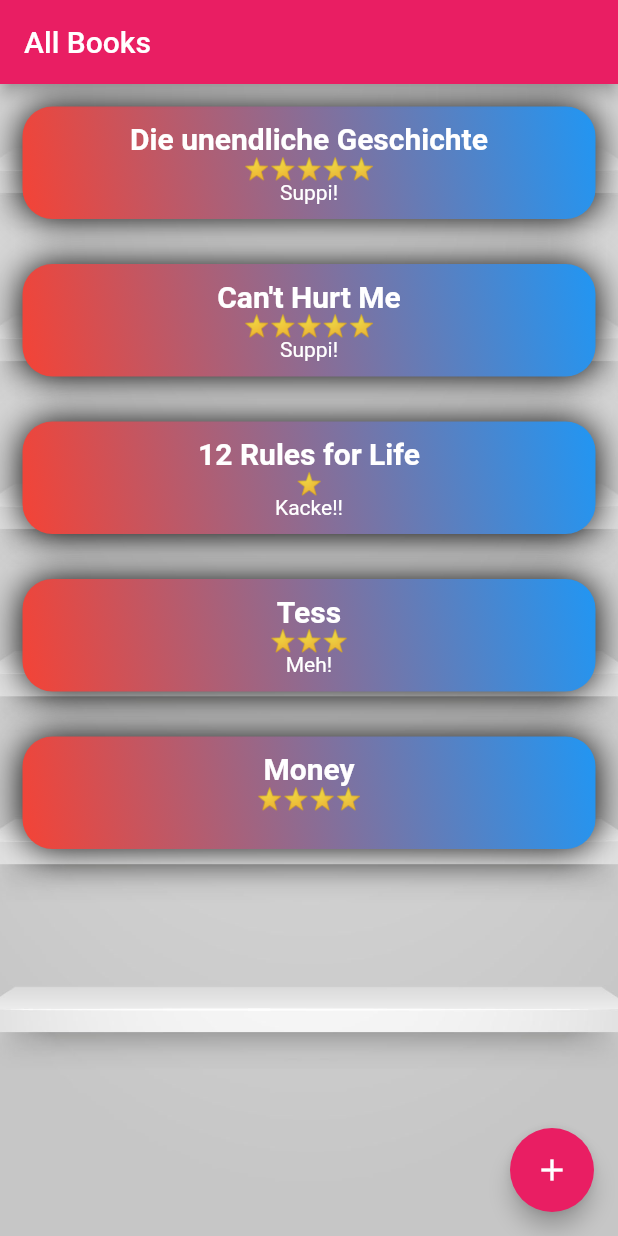
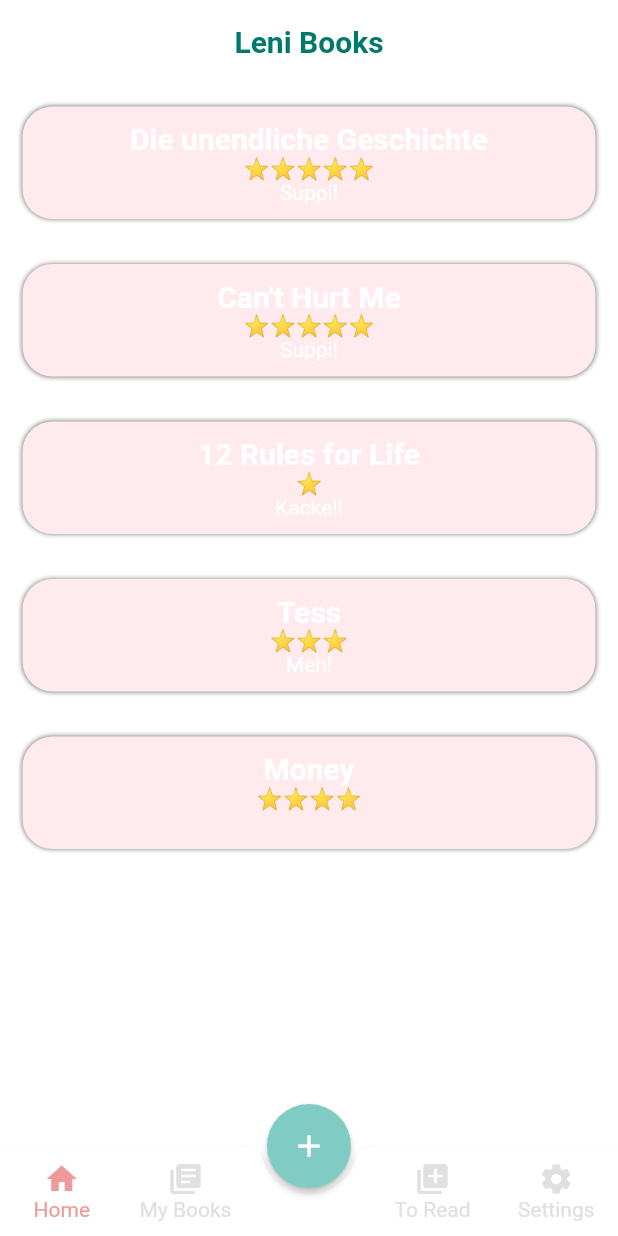
Before and after one commit to MarkusZoppelt/LeniBooks, a Flutter app: the screen it shows after launch, on a phone screen of 412 x 824 dp. Run offline on Flutter 3.47's test engine with Material 2 defaults, Android fonts, the phone set to English and light mode, and no system bars.

Commit message:
Implemented a bottom navigation bar

```diff
--- /dev/null
+++ b/lib/UI/elements/app_bar_bottom.dart
@@ -0,0 +1,112 @@
+import 'package:LeniBooks/UI/elements/app_bar_bottom_item.dart';
+import 'package:flutter/material.dart';
+
+class AppBarBottom extends StatefulWidget {
+  final List<AppBarBottomItem> items;
+  final String centerItemText;
+  final double height;
+  final double iconSize;
+  final Color backgroundColor;
+  final Color color;
+  final Color selectedColor;
+  final NotchedShape notchedShape;
+  final ValueChanged<int> onTabSelected;
+
+  AppBarBottom({
+    this.items,
+    this.centerItemText,
+    this.height: 60.0,
+    this.iconSize: 24.0,
+    this.backgroundColor,
+    this.color,
+    this.selectedColor,
+    this.notchedShape,
+    this.onTabSelected,
+  }) {
+    assert(this.items.length == 2 || this.items.length == 4);
+  }
+
+  @override
+  AppBarBottomState createState() => AppBarBottomState();
+}
+
+class AppBarBottomState extends State<AppBarBottom>{
+  int selectedIndex = 0;
+
+  void updateIndex(int index){
+    widget.onTabSelected(index);
+    setState(() {
+      selectedIndex = index;
+    });
+  }
+
+  Widget buildTabItem({AppBarBottomItem item, int index, ValueChanged<int> onPressed}){
+    Color color = selectedIndex == index ? widget.selectedColor : widget.color;
+    return Expanded(
+      child: SizedBox(
+        height: widget.height,
+        child: Material(
+          type: MaterialType.transparency,
+          child: InkWell(
+            onTap: () => onPressed(index),
+            splashColor: widget.selectedColor,
+            child: Column(
+              mainAxisSize: MainAxisSize.min,
+              mainAxisAlignment: MainAxisAlignment.center,
+              children: <Widget>[
+                Icon(item.iconData, color: color, size: widget.iconSize),
+                Text(
+                  item.text,
+                  style: TextStyle(color: color),
+                )
+              ],
+            ),
+          ),
+        ),
+      ),
+    );
+  }
+
+  Widget buildMiddleTabItem() {
+    return Expanded(
+      child: SizedBox(
+        height: widget.height,
+        child: Column(
+          mainAxisSize: MainAxisSize.min,
+          mainAxisAlignment: MainAxisAlignment.center,
+          children: <Widget>[
+            SizedBox(height: widget.iconSize),
+            Text(
+              widget.centerItemText ?? '',
+              style: TextStyle(color: widget.color),
+            ),
+          ],
+        ),
+      ),
+    );
+  }
+
+  @override
+  Widget build(BuildContext context) {
+    List<Widget> items = List.generate(widget.items.length, (int index) {
+      return buildTabItem(
+        item: widget.items[index],
+        index: index,
+        onPressed: updateIndex,
+      );
+    });
+
+    items.insert(items.length >> 1, buildMiddleTabItem());
+
+    return BottomAppBar(
+      color: widget.backgroundColor,
+      elevation: 2.0,
+      shape: CircularNotchedRectangle(),
+      child: Row(
+        mainAxisSize: MainAxisSize.max,
+        mainAxisAlignment: MainAxisAlignment.spaceBetween,
+        children: items,
+      ),
+    );
+  }
+}
--- /dev/null
+++ b/lib/UI/elements/app_bar_bottom_item.dart
@@ -0,0 +1,7 @@
+import 'package:flutter/material.dart';
+
+class AppBarBottomItem{
+  AppBarBottomItem({this.iconData, this.text});
+  IconData iconData;
+  String text;
+}
--- a/lib/UI/book_tile.dart
+++ b/lib/UI/elements/book_tile.dart
@@ -24,16 +24,11 @@
             // height: 100,
             decoration: ShapeDecoration.fromBoxDecoration(
               BoxDecoration(
-                // color: Colors.grey,
-                gradient: LinearGradient(
-                  begin: Alignment.topRight,
-                  end: Alignment.bottomLeft,
-                  colors: [Colors.blue, Colors.red],
-                ),
+                color: Colors.red[50],
                 boxShadow: [
                   new BoxShadow(
-                    color: Colors.black,
-                    blurRadius: 20.0,
+                    color: Colors.black54,
+                    blurRadius: 2.0,
                   ),
                 ],
                 borderRadius: BorderRadius.circular(20.0),
--- /dev/null
+++ b/lib/UI/layouts/main_layout.dart
@@ -0,0 +1,89 @@
+import 'package:LeniBooks/UI/elements/app_bar_bottom_item.dart';
+import 'package:flutter/material.dart';
+import 'package:LeniBooks/UI/elements/app_bar_bottom.dart';
+
+class MainLayout extends StatefulWidget {
+  final Map<int, WidgetBuilder> allPages;
+
+  MainLayout({this.allPages});
+
+  @override
+  MainLayoutState createState() => MainLayoutState(allPages: allPages);
+}
+
+class MainLayoutState extends State<MainLayout> {
+  final Map<int, WidgetBuilder> allPages;
+
+  WidgetBuilder currentPage;
+  int selectedIndex;
+
+  MainLayoutState({this.allPages}){
+    selectedIndex = 0;
+    currentPage = allPages[selectedIndex];
+  }
+
+  void newEntry() {
+    showDialog<AlertDialog>(
+      context: context,
+      builder: (BuildContext context) {
+        return AlertDialog(
+          content: TextField(
+            onSubmitted: null,
+          ),
+        );
+      },
+    );
+  }
+
+  void setPage(int index){
+    setState(() {
+      selectedIndex = index;
+      currentPage = allPages[index];
+    });
+  }
+
+  @override
+  Widget build(BuildContext context) {
+    return Scaffold(
+      backgroundColor: Colors.white,
+      // *** Top App Bar ***
+      appBar: AppBar(
+        title: Text("Leni Books"),
+        backgroundColor: Colors.transparent,
+        elevation: 0.0,
+        centerTitle: true,
+        textTheme: TextTheme(
+          headline6: TextStyle(
+            color: Colors.teal[700],
+            fontWeight: FontWeight.bold,
+            fontSize: 20,
+          )
+        ),
+      ),
+
+      // *** Bottom Navbar ***
+      bottomNavigationBar: AppBarBottom(
+        onTabSelected: setPage,
+        items: [
+          AppBarBottomItem(iconData: Icons.home, text: "Home"),
+          AppBarBottomItem(iconData: Icons.library_books, text: "My Books"),
+          AppBarBottomItem(iconData: Icons.library_add, text: "To Read"),
+          AppBarBottomItem(iconData: Icons.settings, text: "Settings"),
+        ],
+        selectedColor: Colors.red[200],
+        color: Colors.grey[300],
+        backgroundColor: Colors.white,
+      ),
+      floatingActionButtonLocation: FloatingActionButtonLocation.centerDocked,
+      floatingActionButton: FloatingActionButton(
+        onPressed: newEntry,
+        child: Icon(Icons.add),
+        elevation: 2.0,
+        backgroundColor: Colors.teal[200],
+      ),
+
+      // *** Page View ***
+      body: currentPage(context),
+    );
+  }
+}
--- /dev/null
+++ b/lib/UI/layouts/pages/all_books_page.dart
@@ -0,0 +1,51 @@
+import 'package:flutter/cupertino.dart';
+import 'package:LeniBooks/Model/book.dart';
+import 'package:LeniBooks/UI/elements/book_tile.dart';
+
+class AllBooksPage extends StatefulWidget{
+  @override
+  AllBooksPageState createState() => AllBooksPageState();
+}
+
+class AllBooksPageState extends State<AllBooksPage>{
+  List<Book> books = [
+    Book("Die unendliche Geschichte", 5, "Suppi!", true, 1),
+    Book("Can't Hurt Me", 5, "Suppi!", true, 2),
+    Book("12 Rules for Life", 1, "Kacke!!", false, 3),
+    Book("Tess", 3, "Meh!", false, 4),
+    Book("Money", 4, "", false, 6),
+  ];
+
+  Book b = Book("Money", 4, "", false, 6);
+
+  void addBook(String title) {
+    setState(() {
+      books.add(Book(title, 0, "", false, 6));
+    });
+    Navigator.of(context).pop();
+  }
+
+  void removeAllBooks() {
+    setState(() {
+      books.clear();
+      books = [
+        Book("Die unendliche Geschichte", 5, "Suppi!", true, 1),
+        Book("Can't Hurt Me", 5, "Suppi!", true, 2),
+        Book("12 Rules for Life", 1, "Kacke!!", false, 3),
+        Book("Tess", 3, "Meh!", false, 4),
+        Book("Money", 4, "", false, 6),
+      ];
+    });
+  }
+
+  @override
+  Widget build(BuildContext context) {
+    return ListView.builder(
+      itemCount: books.length,
+      itemBuilder: (context, i) {
+        var b = books[i];
+        return BookTile(b.title, b.rating, b.note, b.isFavorite);
+      },
+    );
+  }
+}
--- /dev/null
+++ b/lib/UI/layouts/pages/my_books_page.dart
@@ -0,0 +1,13 @@
+import 'package:flutter/material.dart';
+
+class MyBooksPage extends StatefulWidget{
+  @override
+  MyBooksPageState createState() => MyBooksPageState();
+}
+
+class MyBooksPageState extends State<MyBooksPage>{
+  @override
+  Widget build(BuildContext context) {
+    return new Center(child: Text("My Books"),);
+  }
+}
--- /dev/null
+++ b/lib/UI/layouts/pages/settings_page.dart
@@ -0,0 +1,13 @@
+import 'package:flutter/material.dart';
+
+class SettingsPage extends StatefulWidget{
+  @override
+  SettingsPageState createState() => SettingsPageState();
+}
+
+class SettingsPageState extends State<SettingsPage>{
+  @override
+  Widget build(BuildContext context) {
+    return new Center(child: Text("Settings"),);
+  }
+}
--- /dev/null
+++ b/lib/UI/layouts/pages/to_read_page.dart
@@ -0,0 +1,13 @@
+import 'package:flutter/material.dart';
+
+class ToReadPage extends StatefulWidget{
+  @override
+  ToReadPageState createState() => ToReadPageState();
+}
+
+class ToReadPageState extends State<ToReadPage>{
+  @override
+  Widget build(BuildContext context) {
+    return new Center(child: Text("To Read"),);
+  }
+}
--- a/lib/UI/user_input.dart
+++ b/lib/UI/layouts/user_input.dart
@@ -2,10 +2,10 @@
 
 class UserInput extends StatefulWidget {
   @override
-  _UserInputState createState() => _UserInputState();
+  UserInputState createState() => UserInputState();
 }
 
-class _UserInputState extends State<UserInput> {
+class UserInputState extends State<UserInput> {
   void updateUserText(String text) {
     setState(() {
       bookTitle = text;
--- a/lib/main.dart
+++ b/lib/main.dart
@@ -1,8 +1,10 @@
-import 'package:LeniBooks/UI/book_tile.dart';
+import 'package:LeniBooks/UI/layouts/pages/my_books_page.dart';
+import 'package:LeniBooks/UI/layouts/pages/settings_page.dart';
+import 'package:LeniBooks/UI/layouts/pages/to_read_page.dart';
 import 'package:flutter/material.dart';
-import 'UI/book_tile.dart';
-import 'UI/user_input.dart';
-import 'Model/book.dart';
+import 'package:LeniBooks/UI/layouts/main_layout.dart';
+
+import 'UI/layouts/pages/all_books_page.dart';
 
 void main() {
   runApp(MyApp());
@@ -17,92 +19,17 @@
       title: "Leni Books",
       theme: ThemeData(
         backgroundColor: Colors.transparent,
-        primarySwatch: Colors.pink,
+        primarySwatch: Colors.red,
         visualDensity: VisualDensity.adaptivePlatformDensity,
       ),
-      home: AllBooksPage(),
+      home: MainLayout(
+        allPages: <int, WidgetBuilder> {
+          0: (context) => AllBooksPage(),
+          1: (context) => MyBooksPage(),
+          2: (context) => ToReadPage(),
+          3: (context) => SettingsPage(),
+        },
+      ),
     );
   }
 }
-
-class AllBooksPage extends StatefulWidget {
-  @override
-  _AllBooksState createState() => _AllBooksState();
-}
-
-class _AllBooksState extends State<AllBooksPage> {
-  List<Book> books = [
-    Book("Die unendliche Geschichte", 5, "Suppi!", true, 1),
-    Book("Can't Hurt Me", 5, "Suppi!", true, 2),
-    Book("12 Rules for Life", 1, "Kacke!!", false, 3),
-    Book("Tess", 3, "Meh!", false, 4),
-    Book("Money", 4, "", false, 6),
-  ];
-
-  Book b = Book("Money", 4, "", false, 6);
-
-  void addBook(String title) {
-    setState(() {
-      books.add(Book(title, 0, "", false, 6));
-    });
-    Navigator.of(context).pop();
-  }
-
-  void removeAllBooks() {
-    setState(() {
-      books.clear();
-      books = [
-        Book("Die unendliche Geschichte", 5, "Suppi!", true, 1),
-        Book("Can't Hurt Me", 5, "Suppi!", true, 2),
-        Book("12 Rules for Life", 1, "Kacke!!", false, 3),
-        Book("Tess", 3, "Meh!", false, 4),
-        Book("Money", 4, "", false, 6),
-      ];
-    });
-  }
-
-  void newEntry() {
-    showDialog<AlertDialog>(
-      context: context,
-      builder: (BuildContext context) {
-        return AlertDialog(
-          content: TextField(
-            onSubmitted: addBook,
-          ),
-        );
-      },
-    );
-  }
-
-  @override
-  Widget build(BuildContext context) {
-    return Stack(children: <Widget>[
-      Image.asset(
-        'assets/images/bookshelf.jpg',
-        height: MediaQuery.of(context).size.height,
-        width: MediaQuery.of(context).size.width,
-        fit: BoxFit.cover,
-      ),
-      Scaffold(
-        backgroundColor: Colors.transparent,
-        appBar: AppBar(
-          title: Text("All Books"),
-          backgroundColor: Colors.pink,
-        ),
-        body: ListView.builder(
-          // gridDelegate:
-          //     SliverGridDelegateWithFixedCrossAxisCount(crossAxisCount: 2),
-          itemCount: books.length,
-          itemBuilder: (context, i) {
-            var b = books[i];
-            return BookTile(b.title, b.rating, b.note, b.isFavorite);
-          },
-        ),
-        floatingActionButton: FloatingActionButton(
-          onPressed: newEntry,
-          child: Icon(Icons.add),
-        ),
-      )
-    ]);
-  }
-}
```
